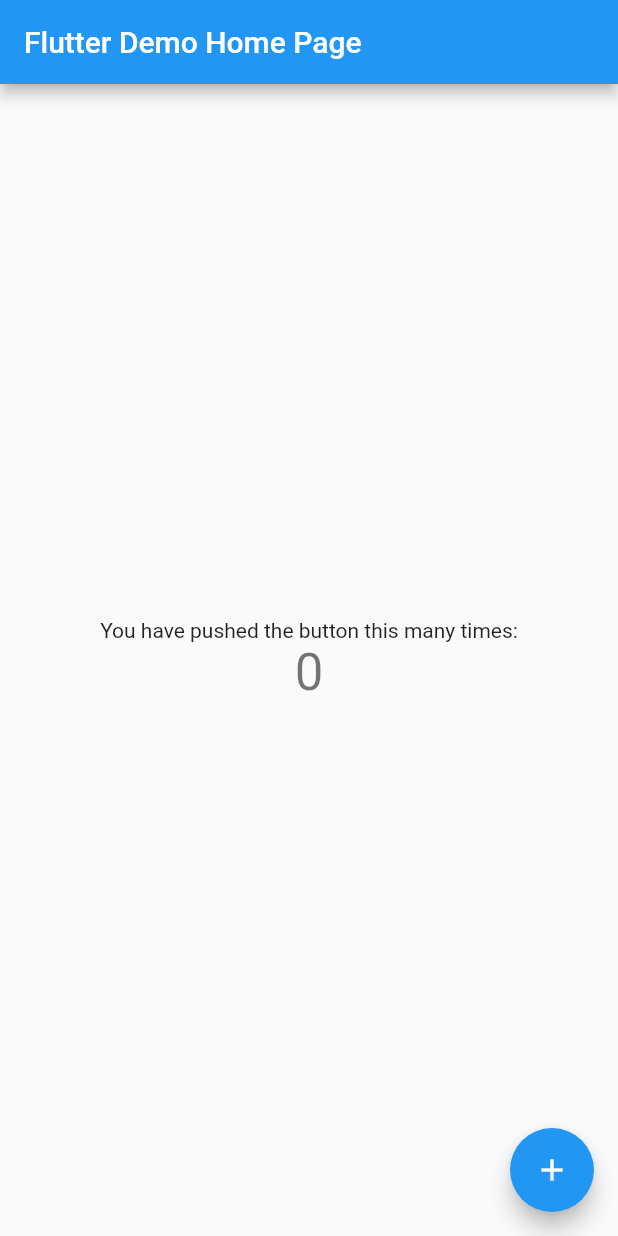
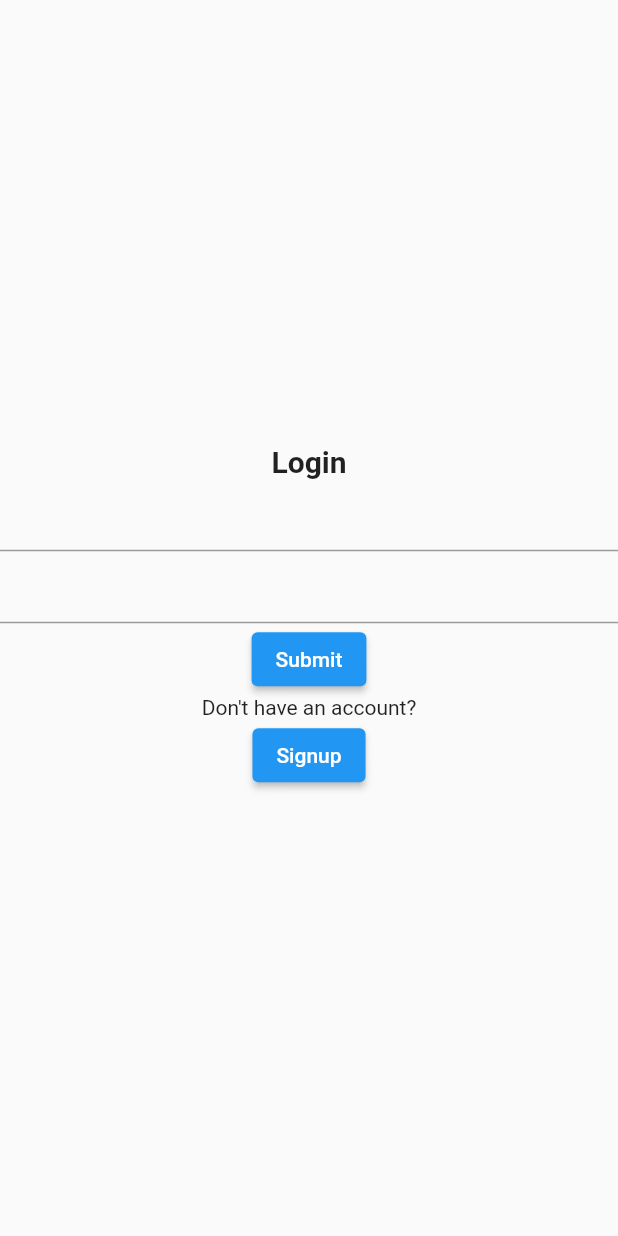
Before and after one commit to pndychrg/flutter_animations, a Flutter app: the screen it shows after launch, on a phone screen of 412 x 824 dp. Run offline on Flutter 3.47's test engine with Material 2 defaults, Android fonts, the phone set to English and light mode, and no system bars.

Commit message:
created left to center entry or widgets animations

```diff
--- a/lib/main.dart
+++ b/lib/main.dart
@@ -1,4 +1,5 @@
 import 'package:flutter/material.dart';
+import 'package:flutter/animation.dart';
 
 void main() {
   runApp(const MyApp());
@@ -11,19 +12,6 @@ class MyApp extends StatelessWidget {
   @override
   Widget build(BuildContext context) {
     return MaterialApp(
-      title: 'Flutter Demo',
-      theme: ThemeData(
-        // This is the theme of your application.
-        //
-        // Try running your application with "flutter run". You'll see the
-        // application has a blue toolbar. Then, without quitting the app, try
-        // changing the primarySwatch below to Colors.green and then invoke
-        // "hot reload" (press "r" in the console where you ran "flutter run",
-        // or simply save your changes to "hot reload" in a Flutter IDE).
-        // Notice that the counter didn't reset back to zero; the application
-        // is not restarted.
-        primarySwatch: Colors.blue,
-      ),
       home: const MyHomePage(title: 'Flutter Demo Home Page'),
     );
   }
@@ -31,85 +19,72 @@ class MyApp extends StatelessWidget {
 
 class MyHomePage extends StatefulWidget {
   const MyHomePage({Key? key, required this.title}) : super(key: key);
-
-  // This widget is the home page of your application. It is stateful, meaning
-  // that it has a State object (defined below) that contains fields that affect
-  // how it looks.
-
-  // This class is the configuration for the state. It holds the values (in this
-  // case the title) provided by the parent (in this case the App widget) and
-  // used by the build method of the State. Fields in a Widget subclass are
-  // always marked "final".
-
   final String title;
 
   @override
   State<MyHomePage> createState() => _MyHomePageState();
 }
 
-class _MyHomePageState extends State<MyHomePage> {
-  int _counter = 0;
+class _MyHomePageState extends State<MyHomePage>
+    with SingleTickerProviderStateMixin {
+  late Animation animation;
+  late AnimationController animationController;
 
-  void _incrementCounter() {
-    setState(() {
-      // This call to setState tells the Flutter framework that something has
-      // changed in this State, which causes it to rerun the build method below
-      // so that the display can reflect the updated values. If we changed
-      // _counter without calling setState(), then the build method would not be
-      // called again, and so nothing would appear to happen.
-      _counter++;
-    });
+  @override
+  void initState() {
+    super.initState();
+    animationController = AnimationController(
+      duration: Duration(seconds: 2),
+      vsync: this,
+    );
+    animation = Tween(begin: -1.0, end: 0.0).animate(CurvedAnimation(
+      parent: animationController,
+      curve: Curves.fastOutSlowIn,
+    ));
+
+    animationController.forward();
   }
 
   @override
   Widget build(BuildContext context) {
-    // This method is rerun every time setState is called, for instance as done
-    // by the _incrementCounter method above.
-    //
-    // The Flutter framework has been optimized to make rerunning build methods
-    // fast, so that you can just rebuild anything that needs updating rather
-    // than having to individually change instances of widgets.
+    final double width = MediaQuery.of(context).size.width;
+    return AnimatedBuilder(
+      animation: animationController,
+      builder: (context, child) {
         return Scaffold(
-      appBar: AppBar(
-        // Here we take the value from the MyHomePage object that was created by
-        // the App.build method, and use it to set our appbar title.
-        title: Text(widget.title),
+          body: Transform(
+            transform:
+                Matrix4.translationValues(animation.value * width, 0.0, 0.0),
+            child: new Center(
+              child: Container(
+                child: Column(
+                  mainAxisAlignment: MainAxisAlignment.center,
+                  children: [
+                    Text(
+                      "Login",
+                      style: TextStyle(
+                        fontSize: 20,
+                        fontWeight: FontWeight.bold,
                       ),
-      body: Center(
-        // Center is a layout widget. It takes a single child and positions it
-        // in the middle of the parent.
-        child: Column(
-          // Column is also a layout widget. It takes a list of children and
-          // arranges them vertically. By default, it sizes itself to fit its
-          // children horizontally, and tries to be as tall as its parent.
-          //
-          // Invoke "debug painting" (press "p" in the console, choose the
-          // "Toggle Debug Paint" action from the Flutter Inspector in Android
-          // Studio, or the "Toggle Debug Paint" command in Visual Studio Code)
-          // to see the wireframe for each widget.
-          //
-          // Column has various properties to control how it sizes itself and
-          // how it positions its children. Here we use mainAxisAlignment to
-          // center the children vertically; the main axis here is the vertical
-          // axis because Columns are vertical (the cross axis would be
-          // horizontal).
-          mainAxisAlignment: MainAxisAlignment.center,
-          children: <Widget>[
-            const Text(
-              'You have pushed the button this many times:',
                     ),
-            Text(
-              '$_counter',
-              style: Theme.of(context).textTheme.headline4,
+                    TextField(),
+                    TextField(),
+                    ElevatedButton(
+                      onPressed: () {},
+                      child: Text("Submit"),
                     ),
+                    Text("Don't have an account?"),
+                    ElevatedButton(
+                      onPressed: () {},
+                      child: Text("Signup"),
+                    )
                   ],
                 ),
               ),
-      floatingActionButton: FloatingActionButton(
-        onPressed: _incrementCounter,
-        tooltip: 'Increment',
-        child: const Icon(Icons.add),
-      ), // This trailing comma makes auto-formatting nicer for build methods.
+            ),
+          ),
+        );
+      },
     );
   }
 }
```
Lines whose indentation alone changed are shown as unchanged.
